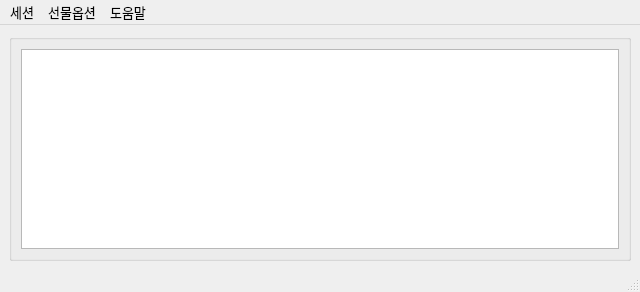
The window that UI/skybot_nm.ui (skygoldfish/SkyBot) describes before a commit, drawn with Qt 5.
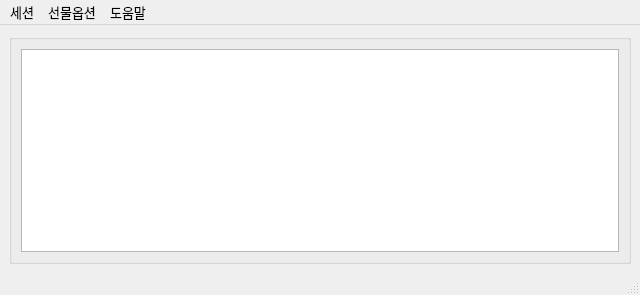
The same window after the commit. Icons and pictures are not drawn.

Diff of the .ui file:
```diff
--- a/UI/skybot_nm.ui
+++ b/UI/skybot_nm.ui
@@ -7,7 +7,7 @@
     <x>0</x>
     <y>0</y>
     <width>640</width>
-    <height>292</height>
+    <height>295</height>
    </rect>
   </property>
   <property name="font">
```
